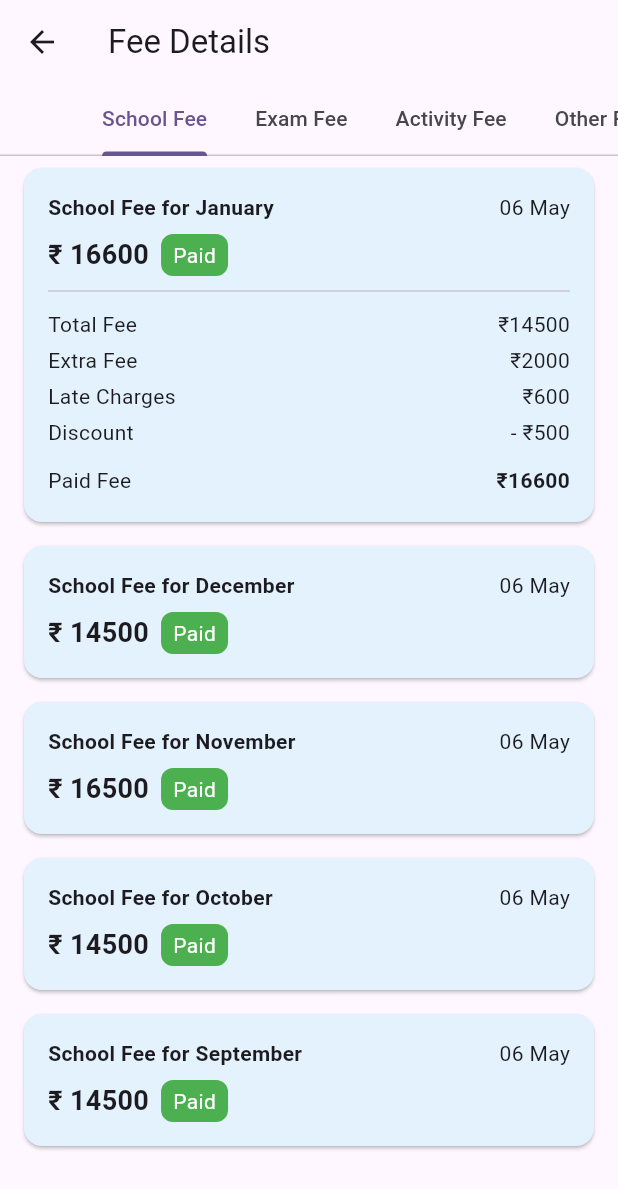
After one commit to sachin972/zetta-frontend, a Flutter app: the FeeDetailsPage screen opened by its route, after a tap on an icon or button, on a phone screen of 412 x 824 dp. The commit adds this screen. Shown: the top 1189 px of the screen. Run offline on Flutter 3.47's test engine with Material 3 defaults, Android fonts, the phone set to English and light mode, and no system bars; our stand-ins replace firebase_auth, firebase_core, font_awesome_flutter, google_fonts, google_sign_in, sign_in_with_apple and 1 more; missing offline and left inert: flutter_facebook_auth; accounts and stored records are empty.

Commit message:
added fee screen

```diff
--- /dev/null
+++ b/lib/Components/FeeCard.dart
@@ -0,0 +1,108 @@
+import 'package:flutter/material.dart';
+import '../Models/FeeItem.dart';
+// import 'fee_model.dart';
+
+class FeeCard extends StatelessWidget {
+  final FeeModel fee;
+  final bool isExpanded;
+  final VoidCallback onTap;
+
+  const FeeCard({
+    super.key,
+    required this.fee,
+    required this.isExpanded,
+    required this.onTap,
+  });
+
+  @override
+  Widget build(BuildContext context) {
+    return Card(
+      color: Colors.blue[50],
+      margin: const EdgeInsets.symmetric(vertical: 8, horizontal: 16),
+      shape: RoundedRectangleBorder(borderRadius: BorderRadius.circular(12)),
+      child: InkWell(
+        onTap: onTap,
+        child: Padding(
+          padding: const EdgeInsets.all(16),
+          child: Column(
+            crossAxisAlignment: CrossAxisAlignment.start,
+            children: [
+              // Header
+              Row(
+                mainAxisAlignment: MainAxisAlignment.spaceBetween,
+                children: [
+                  Text("School Fee for ${fee.month}",
+                      style: const TextStyle(fontWeight: FontWeight.w600)),
+                  Text(fee.date),
+                ],
+              ),
+              const SizedBox(height: 8),
+              Row(
+                children: [
+                  Text("₹ ${fee.paidFee.toStringAsFixed(0)}",
+                      style: const TextStyle(
+                          fontSize: 18, fontWeight: FontWeight.bold)),
+                  const SizedBox(width: 8),
+                  Container(
+                    padding:
+                        const EdgeInsets.symmetric(horizontal: 8, vertical: 4),
+                    decoration: BoxDecoration(
+                      color: fee.isPaid ? Colors.green : Colors.orange,
+                      borderRadius: BorderRadius.circular(8),
+                    ),
+                    child: Text(
+                      fee.isPaid ? "Paid" : "Pay Now",
+                      style: const TextStyle(color: Colors.white),
+                    ),
+                  )
+                ],
+              ),
+
+              // Expanded Section
+              if (isExpanded) ...[
+                const Divider(height: 20),
+                _detailRow("Total Fee", fee.totalFee),
+                _detailRow("Extra Fee", fee.extraFee),
+                _detailRow("Late Charges", fee.lateCharges),
+                _detailRow("Discount", -fee.discount),
+                const SizedBox(height: 8),
+                _detailRow("Paid Fee", fee.paidFee, isBold: true),
+                if (!fee.isPaid)
+                  Align(
+                    alignment: Alignment.centerRight,
+                    child: ElevatedButton(
+                      onPressed: () {
+                        // Handle payment
+                        ScaffoldMessenger.of(context).showSnackBar(
+                          const SnackBar(
+                              content: Text("Payment gateway integration")),
+                        );
+                      },
+                      child: const Text("Pay Now"),
+                    ),
+                  ),
+              ]
+            ],
+          ),
+        ),
+      ),
+    );
+  }
+
+  Widget _detailRow(String title, double amount, {bool isBold = false}) {
+    return Padding(
+      padding: const EdgeInsets.symmetric(vertical: 2),
+      child: Row(
+        mainAxisAlignment: MainAxisAlignment.spaceBetween,
+        children: [
+          Text(title),
+          Text(
+            (amount < 0 ? "- ₹" : "₹") + amount.abs().toStringAsFixed(0),
+            style: TextStyle(
+                fontWeight: isBold ? FontWeight.bold : FontWeight.normal),
+          ),
+        ],
+      ),
+    );
+  }
+}
--- /dev/null
+++ b/lib/Models/FeeItem.dart
@@ -0,0 +1,22 @@
+class FeeModel {
+  final String month;
+  final String date;
+  final double totalFee;
+  final double extraFee;
+  final double lateCharges;
+  final double discount;
+  final bool isPaid;
+
+  FeeModel({
+    required this.month,
+    required this.date,
+    required this.totalFee,
+    required this.extraFee,
+    required this.lateCharges,
+    required this.discount,
+    required this.isPaid,
+  });
+
+  double get paidFee =>
+      totalFee + extraFee + lateCharges - discount;
+}
--- /dev/null
+++ b/lib/Pages/Fee.dart
@@ -0,0 +1,67 @@
+import 'package:flutter/material.dart';
+import '../Components/FeeCard.dart';
+import '../Models/FeeItem.dart';
+// import 'fee_card.dart';
+// import 'fee_model.dart';
+
+class FeeDetailsPage extends StatefulWidget {
+  const FeeDetailsPage({super.key});
+
+  @override
+  State<FeeDetailsPage> createState() => _FeeDetailsPageState();
+}
+
+class _FeeDetailsPageState extends State<FeeDetailsPage> {
+  int? expandedIndex;
+
+  final List<FeeModel> fees = [
+    FeeModel(month: "January", date: "06 May", totalFee: 14500, extraFee: 2000, lateCharges: 600, discount: 500, isPaid: true),
+    FeeModel(month: "December", date: "06 May", totalFee: 14500, extraFee: 0, lateCharges: 0, discount: 0, isPaid: true),
+    FeeModel(month: "November", date: "06 May", totalFee: 16500, extraFee: 0, lateCharges: 0, discount: 0, isPaid: true),
+    FeeModel(month: "October", date: "06 May", totalFee: 14500, extraFee: 0, lateCharges: 0, discount: 0, isPaid: true),
+    FeeModel(month: "September", date: "06 May", totalFee: 14500, extraFee: 0, lateCharges: 0, discount: 0, isPaid: true),
+  ];
+
+  @override
+  Widget build(BuildContext context) {
+    return DefaultTabController(
+      length: 4,
+      child: Scaffold(
+        appBar: AppBar(
+          title: const Text("Fee Details"),
+          bottom: const TabBar(
+            isScrollable: true,
+            tabs: [
+              Tab(text: "School Fee"),
+              Tab(text: "Exam Fee"),
+              Tab(text: "Activity Fee"),
+              Tab(text: "Other Fee"),
+            ],
+          ),
+        ),
+        body: TabBarView(
+          children: List.generate(4, (tabIndex) {
+            return ListView.builder(
+              itemCount: fees.length,
+              itemBuilder: (context, index) {
+                return FeeCard(
+                  fee: fees[index],
+                  isExpanded: expandedIndex == index,
+                  onTap: () {
+                    setState(() {
+                      if (expandedIndex == index) {
+                        expandedIndex = null; // collapse if already expanded
+                      } else {
+                        expandedIndex = index; // expand selected
+                      }
+                    });
+                  },
+                );
+              },
+            );
+          }),
+        ),
+      ),
+    );
+  }
+}
--- a/lib/main.dart
+++ b/lib/main.dart
@@ -3,6 +3,7 @@
 import 'package:flutter/material.dart';
 import 'package:zesta_frontend/Pages/Calender.dart';
 import 'package:zesta_frontend/Pages/Dashboard.dart';
+import 'package:zesta_frontend/Pages/Fee.dart';
 import 'package:zesta_frontend/Pages/Home.dart';
 import 'package:zesta_frontend/Pages/Homework.dart';
 import 'package:zesta_frontend/Pages/Login.dart';
@@ -34,6 +35,7 @@ class MyApp extends StatelessWidget {
         '/dashboard': (context) => Dashboard(),
         '/homework': (context) => HomeworkScreen(),
         '/calendar': (context) => EventCalendarScreen(),
+        '/feeDetails': (context) => FeeDetailsPage(),
       },
       home: const MyHomePage(title: 'Flutter Demo Home Page'),
     );
```
